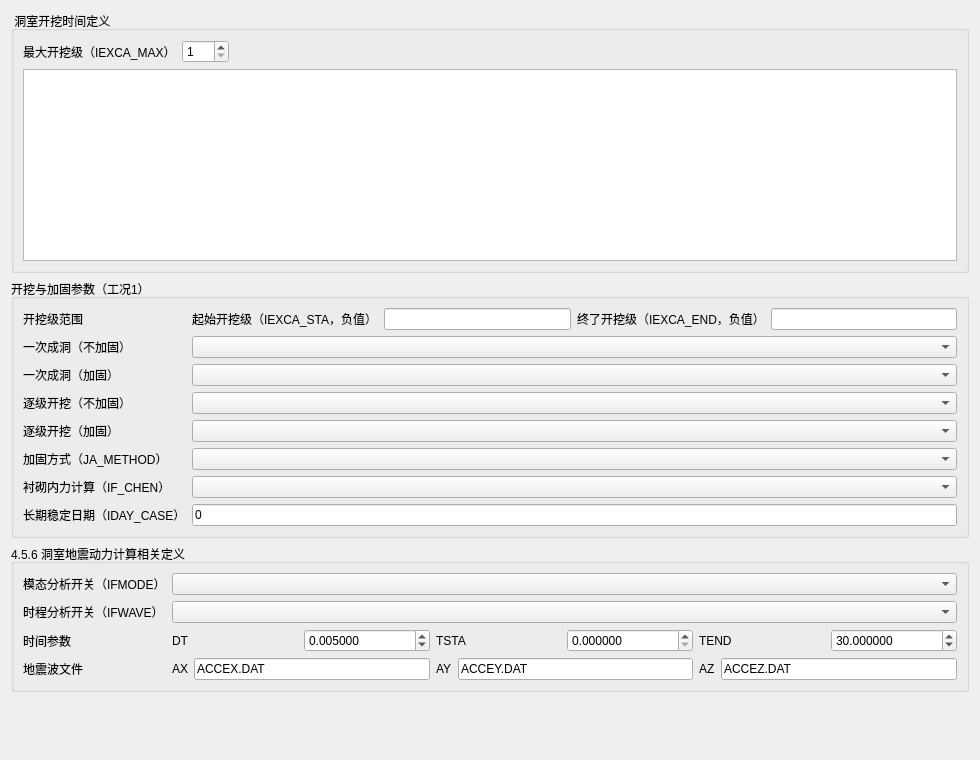
First picture: the form in plugins/Base_Slover/CaveSupportComputationPage.ui, repository asd977/base_cae, before the edit.
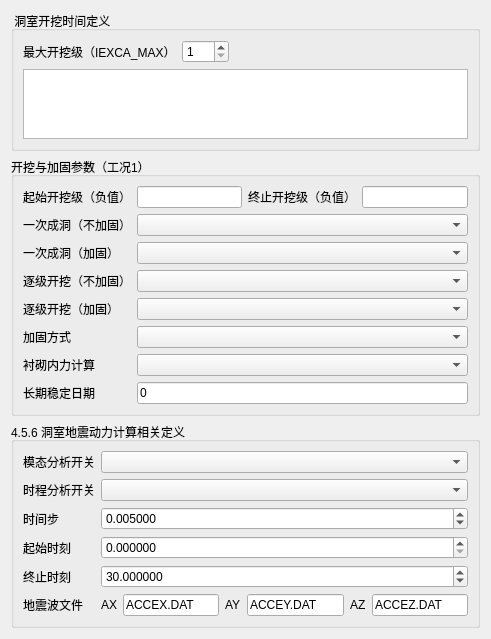
Second picture: the form after the edit.

Patch:
```diff
--- a/plugins/Base_Slover/CaveSupportComputationPage.ui
+++ b/plugins/Base_Slover/CaveSupportComputationPage.ui
@@ -6,8 +6,8 @@
    <rect>
     <x>0</x>
     <y>0</y>
-    <width>980</width>
-    <height>760</height>
+    <width>491</width>
+    <height>622</height>
    </rect>
   </property>
   <layout class="QVBoxLayout" name="verticalLayoutRoot">
@@ -66,13 +66,6 @@
       <string>开挖与加固参数（工况1）</string>
      </property>
      <layout class="QFormLayout" name="formLayoutParams">
-      <item row="0" column="0">
-       <widget class="QLabel" name="labelExcRange">
-        <property name="text">
-         <string>开挖级范围</string>
-        </property>
-       </widget>
-      </item>
       <item row="0" column="1">
        <widget class="QWidget" name="widgetExcRange" native="true">
         <layout class="QHBoxLayout" name="horizontalLayoutExcRange">
@@ -88,20 +81,13 @@
          <property name="bottomMargin">
           <number>0</number>
          </property>
-         <item>
-          <widget class="QLabel" name="labelIexcaSta">
-           <property name="text">
-            <string>起始开挖级（IEXCA_STA，负值）</string>
-           </property>
-          </widget>
-         </item>
          <item>
           <widget class="QLineEdit" name="editIexcaSta"/>
          </item>
          <item>
           <widget class="QLabel" name="labelIexcaEnd">
            <property name="text">
-            <string>终了开挖级（IEXCA_END，负值）</string>
+            <string>终止开挖级（负值）</string>
            </property>
           </widget>
          </item>
@@ -154,7 +140,7 @@
       <item row="5" column="0">
        <widget class="QLabel" name="labelJaMethod">
         <property name="text">
-         <string>加固方式（JA_METHOD）</string>
+         <string>加固方式</string>
         </property>
        </widget>
       </item>
@@ -164,7 +150,7 @@
       <item row="6" column="0">
        <widget class="QLabel" name="labelIfChen">
         <property name="text">
-         <string>衬砌内力计算（IF_CHEN）</string>
+         <string>衬砌内力计算</string>
         </property>
        </widget>
       </item>
@@ -174,7 +160,7 @@
       <item row="7" column="0">
        <widget class="QLabel" name="labelIdayCase">
         <property name="text">
-         <string>长期稳定日期（IDAY_CASE）</string>
+         <string>长期稳定日期</string>
         </property>
        </widget>
       </item>
@@ -185,6 +171,13 @@
         </property>
        </widget>
       </item>
+      <item row="0" column="0">
+       <widget class="QLabel" name="labelIexcaSta">
+        <property name="text">
+         <string>起始开挖级（负值）</string>
+        </property>
+       </widget>
+      </item>
      </layout>
     </widget>
    </item>
@@ -197,7 +190,7 @@
       <item row="0" column="0">
        <widget class="QLabel" name="labelIfMode">
         <property name="text">
-         <string>模态分析开关（IFMODE）</string>
+         <string>模态分析开关</string>
         </property>
        </widget>
       </item>
@@ -207,20 +200,13 @@
       <item row="1" column="0">
        <widget class="QLabel" name="labelIfWave">
         <property name="text">
-         <string>时程分析开关（IFWAVE）</string>
+         <string>时程分析开关</string>
         </property>
        </widget>
       </item>
       <item row="1" column="1">
        <widget class="QComboBox" name="comboIfWave"/>
       </item>
-      <item row="2" column="0">
-       <widget class="QLabel" name="labelTimeParams">
-        <property name="text">
-         <string>时间参数</string>
-        </property>
-       </widget>
-      </item>
       <item row="2" column="1">
        <widget class="QWidget" name="widgetTimeParams" native="true">
         <layout class="QHBoxLayout" name="horizontalLayoutTimeParams">
@@ -236,13 +222,6 @@
          <property name="bottomMargin">
           <number>0</number>
          </property>
-         <item>
-          <widget class="QLabel" name="labelDt">
-           <property name="text">
-            <string>DT</string>
-           </property>
-          </widget>
-         </item>
          <item>
           <widget class="QDoubleSpinBox" name="spinDt">
            <property name="decimals">
@@ -256,54 +235,17 @@
            </property>
           </widget>
          </item>
-         <item>
-          <widget class="QLabel" name="labelTsta">
-           <property name="text">
-            <string>TSTA</string>
-           </property>
-          </widget>
-         </item>
-         <item>
-          <widget class="QDoubleSpinBox" name="spinTsta">
-           <property name="decimals">
-            <number>6</number>
-           </property>
-           <property name="maximum">
-            <double>999999.000000000000000</double>
-           </property>
-          </widget>
-         </item>
-         <item>
-          <widget class="QLabel" name="labelTend">
-           <property name="text">
-            <string>TEND</string>
-           </property>
-          </widget>
-         </item>
-         <item>
-          <widget class="QDoubleSpinBox" name="spinTend">
-           <property name="decimals">
-            <number>6</number>
-           </property>
-           <property name="maximum">
-            <double>999999.000000000000000</double>
-           </property>
-           <property name="value">
-            <double>30.000000000000000</double>
-           </property>
-          </widget>
-         </item>
         </layout>
        </widget>
       </item>
-      <item row="3" column="0">
+      <item row="5" column="0">
        <widget class="QLabel" name="labelWaveFiles">
         <property name="text">
          <string>地震波文件</string>
         </property>
        </widget>
       </item>
-      <item row="3" column="1">
+      <item row="5" column="1">
        <widget class="QWidget" name="widgetWaveFiles" native="true">
         <layout class="QHBoxLayout" name="horizontalLayoutWaveFiles">
          <property name="leftMargin">
@@ -363,6 +305,50 @@
         </layout>
        </widget>
       </item>
+      <item row="2" column="0">
+       <widget class="QLabel" name="labelDt">
+        <property name="text">
+         <string>时间步</string>
+        </property>
+       </widget>
+      </item>
+      <item row="3" column="0">
+       <widget class="QLabel" name="labelTsta">
+        <property name="text">
+         <string>起始时刻</string>
+        </property>
+       </widget>
+      </item>
+      <item row="3" column="1">
+       <widget class="QDoubleSpinBox" name="spinTsta">
+        <property name="decimals">
+         <number>6</number>
+        </property>
+        <property name="maximum">
+         <double>999999.000000000000000</double>
+        </property>
+       </widget>
+      </item>
+      <item row="4" column="0">
+       <widget class="QLabel" name="labelTend">
+        <property name="text">
+         <string>终止时刻</string>
+        </property>
+       </widget>
+      </item>
+      <item row="4" column="1">
+       <widget class="QDoubleSpinBox" name="spinTend">
+        <property name="decimals">
+         <number>6</number>
+        </property>
+        <property name="maximum">
+         <double>999999.000000000000000</double>
+        </property>
+        <property name="value">
+         <double>30.000000000000000</double>
+        </property>
+       </widget>
+      </item>
      </layout>
     </widget>
    </item>
```
